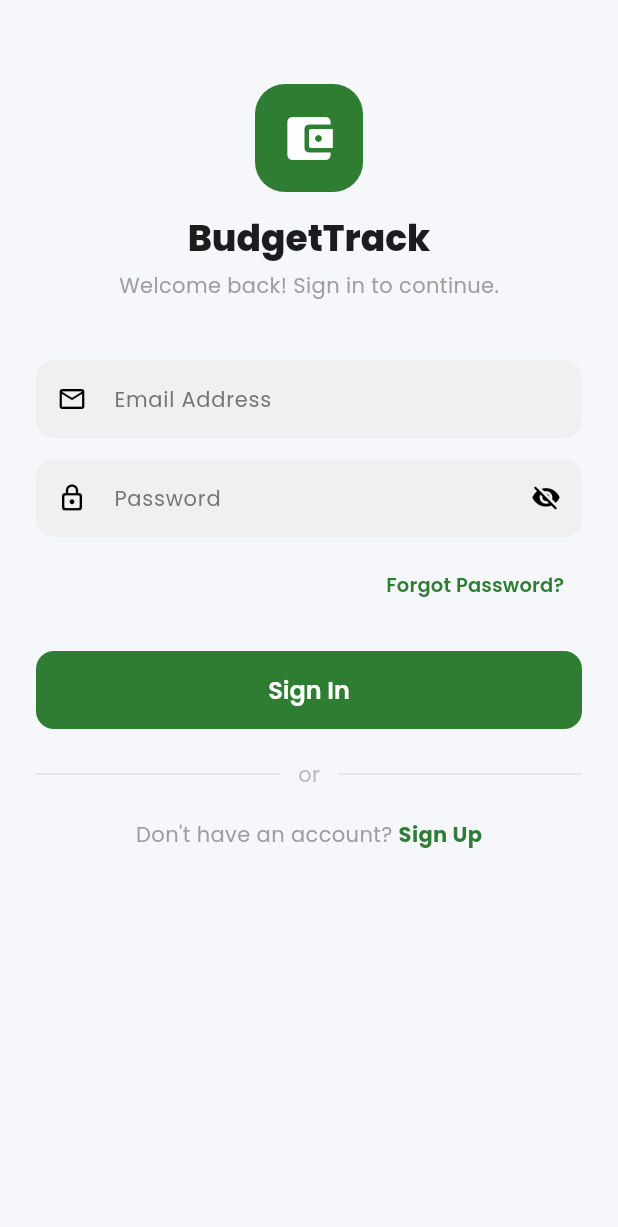
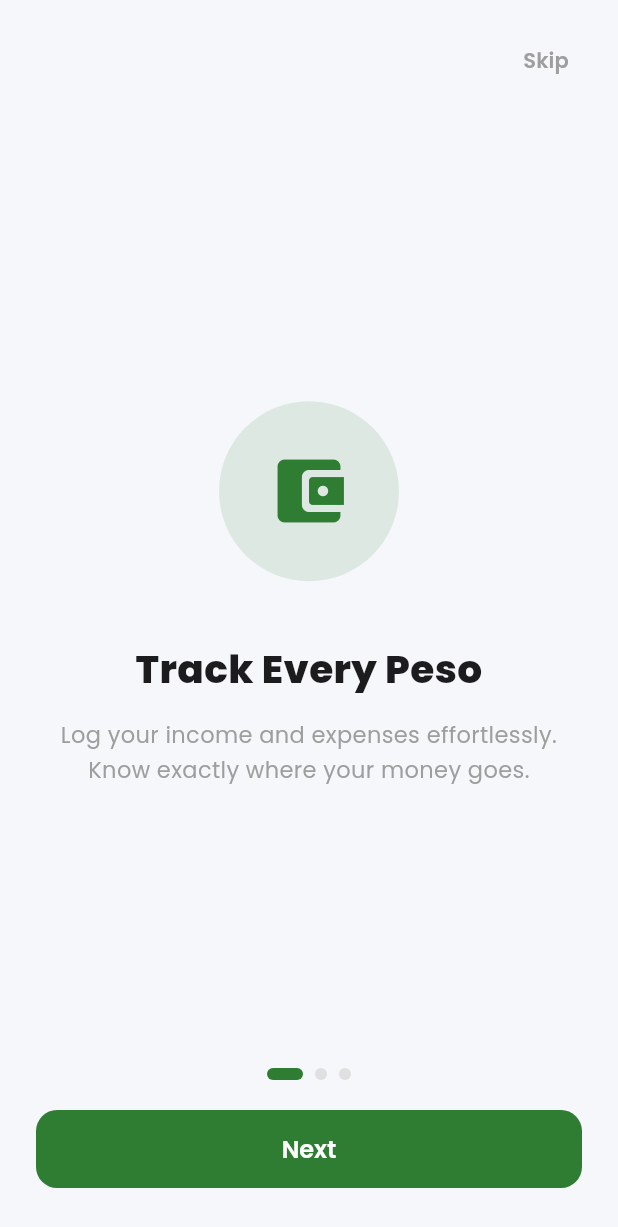
Before and after one commit to jaysonFullStackDev/Budget-Tracking-App, a Flutter app: the screen it shows after launch, on a phone screen of 412 x 824 dp. Shown: the top 1227 px of the screen. Run offline on Flutter 3.47's test engine with Material 3 defaults, Android fonts, the phone set to English and light mode, and no system bars; our stand-ins replace cloud_firestore, connectivity_plus, equatable, firebase_auth, firebase_core, fl_chart and 4 more; accounts and stored records are empty; generated files the repository leaves out were written again.

Commit message:
feat: onboarding carousel, floating nav with center FAB, animated splash, password strength indicator, softer offline banner

```diff
--- a/budget_app/lib/main.dart
+++ b/budget_app/lib/main.dart
@@ -18,6 +18,7 @@ import 'providers/connectivity_provider.dart';
 import 'utils/app_theme.dart';
 
 import 'screens/splash_screen.dart';
+import 'screens/onboarding_screen.dart';
 import 'screens/login_screen.dart';
 import 'screens/auth_screens.dart';
 import 'screens/email_verification_screen.dart';
@@ -89,6 +90,7 @@ class BudgetTrackApp extends StatelessWidget {
             initialRoute: '/',
             routes: {
               '/':               (_) => const SplashScreen(),
+              '/onboarding':     (_) => const OnboardingScreen(),
               '/login':          (_) => const LoginScreen(),
               '/signup':         (_) => const SignupScreen(),
               '/forgot-password':(_) => const ForgotPasswordScreen(),
--- /dev/null
+++ b/budget_app/lib/screens/onboarding_screen.dart
@@ -0,0 +1,196 @@
+// lib/screens/onboarding_screen.dart
+// 3-slide onboarding carousel shown only on first app launch.
+
+import 'package:flutter/material.dart';
+import 'package:shared_preferences/shared_preferences.dart';
+import '../utils/app_theme.dart';
+
+class OnboardingScreen extends StatefulWidget {
+  const OnboardingScreen({super.key});
+
+  @override
+  State<OnboardingScreen> createState() => _OnboardingScreenState();
+}
+
+class _OnboardingScreenState extends State<OnboardingScreen> {
+  final _controller = PageController();
+  int _currentPage = 0;
+
+  static const _pages = [
+    _OnboardingPage(
+      icon: Icons.account_balance_wallet_rounded,
+      title: 'Track Every Peso',
+      subtitle: 'Log your income and expenses effortlessly. Know exactly where your money goes.',
+      color: AppTheme.primaryColor,
+    ),
+    _OnboardingPage(
+      icon: Icons.pie_chart_rounded,
+      title: 'Set Smart Budgets',
+      subtitle: 'Create monthly limits per category and get alerts before you overspend.',
+      color: AppTheme.accentColor,
+    ),
+    _OnboardingPage(
+      icon: Icons.insights_rounded,
+      title: 'See Your Progress',
+      subtitle: 'Beautiful charts and reports help you make better financial decisions.',
+      color: AppTheme.successColor,
+    ),
+  ];
+
+  Future<void> _completeOnboarding() async {
+    final prefs = await SharedPreferences.getInstance();
+    await prefs.setBool('onboarding_complete', true);
+    if (mounted) Navigator.pushReplacementNamed(context, '/login');
+  }
+
+  @override
+  void dispose() {
+    _controller.dispose();
+    super.dispose();
+  }
+
+  @override
+  Widget build(BuildContext context) {
+    return Scaffold(
+      body: SafeArea(
+        child: Column(
+          children: [
+            // Skip button
+            Align(
+              alignment: Alignment.topRight,
+              child: Padding(
+                padding: const EdgeInsets.all(16),
+                child: TextButton(
+                  onPressed: _completeOnboarding,
+                  child: Text(
+                    _currentPage == _pages.length - 1 ? '' : 'Skip',
+                    style: TextStyle(
+                      color: Colors.grey[500],
+                      fontWeight: FontWeight.w600,
+                    ),
+                  ),
+                ),
+              ),
+            ),
+            // Pages
+            Expanded(
+              child: PageView.builder(
+                controller: _controller,
+                itemCount: _pages.length,
+                onPageChanged: (i) => setState(() => _currentPage = i),
+                itemBuilder: (_, i) => _pages[i],
+              ),
+            ),
+            // Dots indicator
+            Padding(
+              padding: const EdgeInsets.only(bottom: 20),
+              child: Row(
+                mainAxisAlignment: MainAxisAlignment.center,
+                children: List.generate(_pages.length, (i) => AnimatedContainer(
+                  duration: const Duration(milliseconds: 300),
+                  margin: const EdgeInsets.symmetric(horizontal: 4),
+                  width: _currentPage == i ? 24 : 8,
+                  height: 8,
+                  decoration: BoxDecoration(
+                    color: _currentPage == i
+                        ? AppTheme.primaryColor
+                        : Colors.grey[300],
+                    borderRadius: BorderRadius.circular(4),
+                  ),
+                )),
+              ),
+            ),
+            // Button
+            Padding(
+              padding: const EdgeInsets.fromLTRB(24, 0, 24, 32),
+              child: SizedBox(
+                width: double.infinity,
+                height: 52,
+                child: ElevatedButton(
+                  onPressed: () {
+                    if (_currentPage == _pages.length - 1) {
+                      _completeOnboarding();
+                    } else {
+                      _controller.nextPage(
+                        duration: const Duration(milliseconds: 400),
+                        curve: Curves.easeInOut,
+                      );
+                    }
+                  },
+                  style: ElevatedButton.styleFrom(
+                    backgroundColor: AppTheme.primaryColor,
+                    shape: RoundedRectangleBorder(
+                      borderRadius: BorderRadius.circular(14),
+                    ),
+                  ),
+                  child: Text(
+                    _currentPage == _pages.length - 1 ? 'Get Started' : 'Next',
+                    style: const TextStyle(
+                      color: Colors.white,
+                      fontSize: 16,
+                      fontWeight: FontWeight.w600,
+                    ),
+                  ),
+                ),
+              ),
+            ),
+          ],
+        ),
+      ),
+    );
+  }
+}
+
+class _OnboardingPage extends StatelessWidget {
+  final IconData icon;
+  final String title;
+  final String subtitle;
+  final Color color;
+
+  const _OnboardingPage({
+    required this.icon,
+    required this.title,
+    required this.subtitle,
+    required this.color,
+  });
+
+  @override
+  Widget build(BuildContext context) {
+    return Padding(
+      padding: const EdgeInsets.symmetric(horizontal: 32),
+      child: Column(
+        mainAxisAlignment: MainAxisAlignment.center,
+        children: [
+          Container(
+            width: 120,
+            height: 120,
+            decoration: BoxDecoration(
+              color: color.withOpacity(0.12),
+              shape: BoxShape.circle,
+            ),
+            child: Icon(icon, size: 56, color: color),
+          ),
+          const SizedBox(height: 40),
+          Text(
+            title,
+            style: const TextStyle(
+              fontSize: 26,
+              fontWeight: FontWeight.w800,
+            ),
+            textAlign: TextAlign.center,
+          ),
+          const SizedBox(height: 14),
+          Text(
+            subtitle,
+            style: TextStyle(
+              fontSize: 15,
+              color: Colors.grey[500],
+              height: 1.5,
+            ),
+            textAlign: TextAlign.center,
+          ),
+        ],
+      ),
+    );
+  }
+}
```
Also changed, not shown: budget_app/lib/screens/auth_screens.dart (+8 -2 lines), budget_app/lib/screens/home_screen.dart (+7 -11 lines), budget_app/lib/screens/main_shell.dart (+108 -35 lines), budget_app/lib/screens/splash_screen.dart (+95 -22 lines), budget_app/lib/widgets/common/offline_banner.dart (+17 -8 lines), budget_app/lib/widgets/common/password_strength.dart (added, +77 -0 lines).
